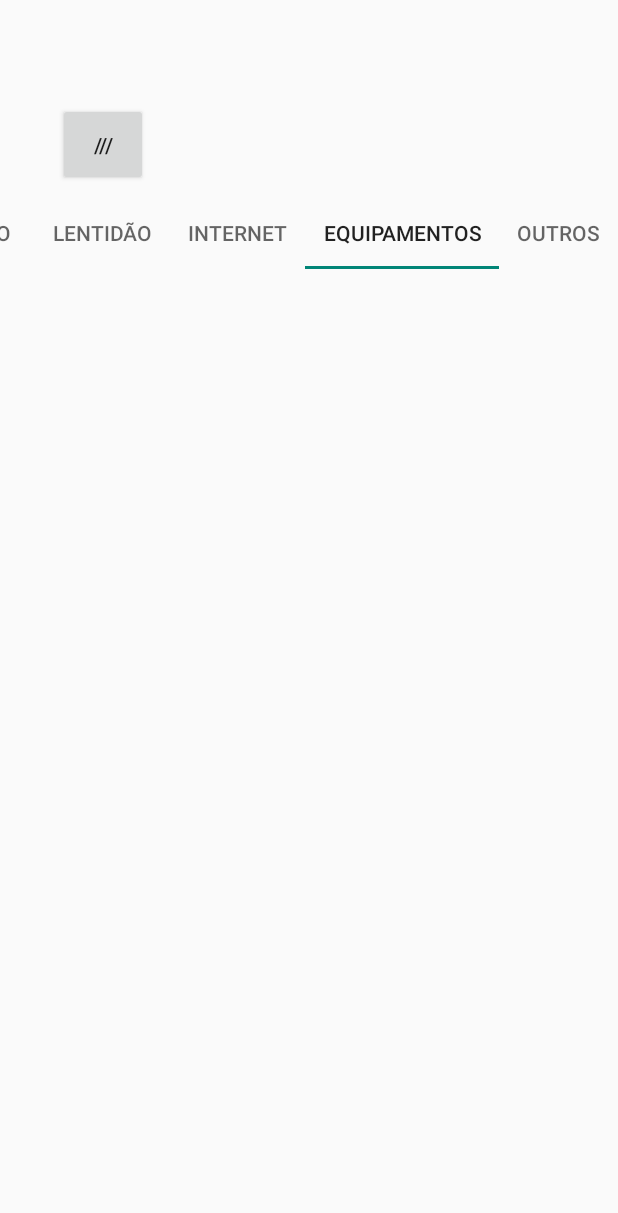
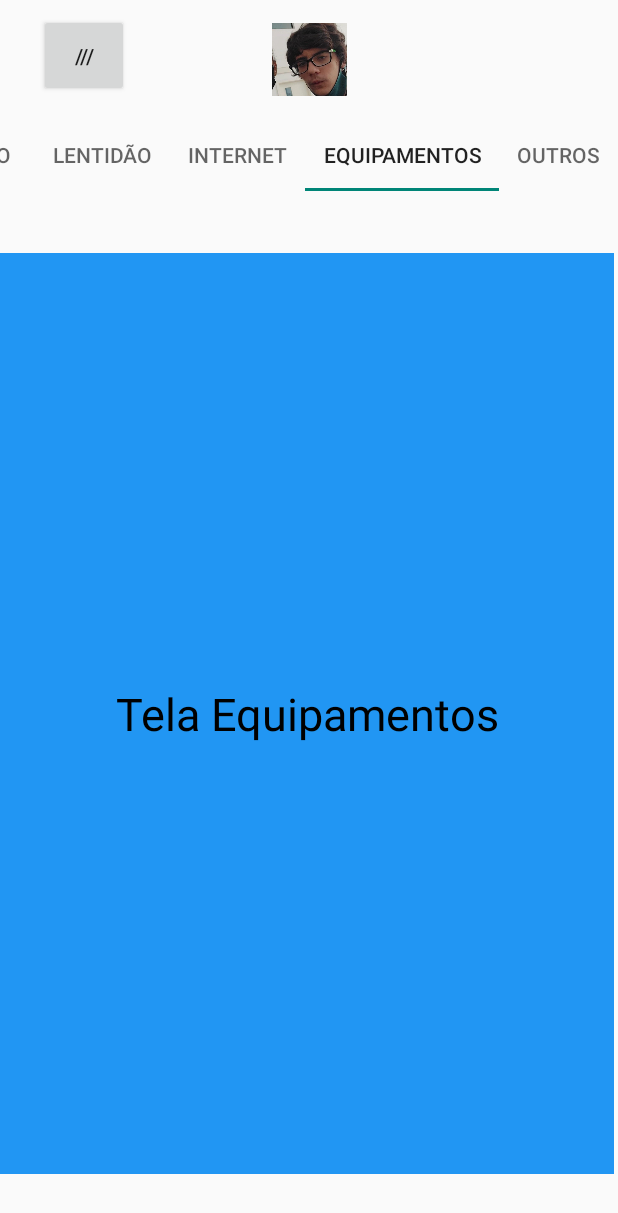
Before and after one commit to seugirdur/App-Petrobras, an Android app: the screen it shows after launch (TabActivity), tab 4 chosen, on a phone screen of 412 x 824 dp. Shown: the top 1213 px of the screen. Run offline under Robolectric (Android 15) with nearby library versions, the phone set to English and light mode, and no system bars.

Commit message:
Swipe funcionando com TabLayout

```diff
--- a/app/src/main/java/com/example/apppetrobras/TabActivity.java
+++ b/app/src/main/java/com/example/apppetrobras/TabActivity.java
@@ -1,14 +1,53 @@
 package com.example.apppetrobras;
 
 import androidx.appcompat.app.AppCompatActivity;
+import androidx.viewpager2.widget.ViewPager2;
 
 import android.os.Bundle;
 
+import com.google.android.material.tabs.TabLayout;
+
 public class TabActivity extends AppCompatActivity {
+
+    TabLayout tabLayout;
+    ViewPager2 viewPager2;
+    ViewPagerAdapter viewPagerAdapter;
 
     @Override
     protected void onCreate(Bundle savedInstanceState) {
         super.onCreate(savedInstanceState);
         setContentView(R.layout.activity_tab);
+
+        tabLayout = findViewById(R.id.tab_layout);
+        viewPager2 = findViewById(R.id.view_pager);
+        viewPagerAdapter = new ViewPagerAdapter(this);
+        viewPager2.setAdapter(viewPagerAdapter);
+
+        tabLayout.addOnTabSelectedListener(new TabLayout.OnTabSelectedListener() {
+            @Override
+            public void onTabSelected(TabLayout.Tab tab) {
+                viewPager2.setCurrentItem(tab.getPosition());
+            }
+
+            @Override
+            public void onTabUnselected(TabLayout.Tab tab) {
+
+            }
+
+            @Override
+            public void onTabReselected(TabLayout.Tab tab) {
+
+            }
+        });
+
+        viewPager2.registerOnPageChangeCallback(new ViewPager2.OnPageChangeCallback() {
+            @Override
+            public void onPageSelected(int position) {
+                super.onPageSelected(position);
+                tabLayout.getTabAt(position).select();
+            }
+        });
+
+
     }
 }
--- /dev/null
+++ b/app/src/main/java/com/example/apppetrobras/ViewPagerAdapter.java
@@ -0,0 +1,45 @@
+package com.example.apppetrobras;
+
+import androidx.annotation.NonNull;
+import androidx.fragment.app.Fragment;
+import androidx.fragment.app.FragmentActivity;
+import androidx.viewpager2.adapter.FragmentStateAdapter;
+
+import com.example.apppetrobras.fragments.EquipamentosFragment;
+import com.example.apppetrobras.fragments.InicioFragment;
+import com.example.apppetrobras.fragments.InternetFragment;
+import com.example.apppetrobras.fragments.LentidaoFragment;
+import com.example.apppetrobras.fragments.OutrosFragment;
+
+public class ViewPagerAdapter extends FragmentStateAdapter {
+
+    public ViewPagerAdapter(@NonNull FragmentActivity fragmentActivity) {
+        super(fragmentActivity);
+    }
+
+    //Retorna a tela(fragment) atual
+    @NonNull
+    @Override
+    public Fragment createFragment(int position) {
+        switch (position){
+            case 0:
+                return new InicioFragment();
+            case 1:
+                return new LentidaoFragment();
+            case 2:
+                return new InternetFragment();
+            case 3:
+                return new EquipamentosFragment();
+            case 4:
+                return new OutrosFragment();
+            default:
+                return new InicioFragment();
+        }
+    }
+
+    //Retorna a quantidade de telas(fragment)
+    @Override
+    public int getItemCount() {
+        return 5;
+    }
+}
--- /dev/null
+++ b/app/src/main/java/com/example/apppetrobras/fragments/EquipamentosFragment.java
@@ -0,0 +1,21 @@
+package com.example.apppetrobras.fragments;
+
+import android.os.Bundle;
+
+import androidx.fragment.app.Fragment;
+
+import android.view.LayoutInflater;
+import android.view.View;
+import android.view.ViewGroup;
+
+import com.example.apppetrobras.R;
+
+public class EquipamentosFragment extends Fragment {
+
+    @Override
+    public View onCreateView(LayoutInflater inflater, ViewGroup container,
+                             Bundle savedInstanceState) {
+        // Inflate the layout for this fragment
+        return inflater.inflate(R.layout.fragment_equipamentos, container, false);
+    }
+}
--- /dev/null
+++ b/app/src/main/java/com/example/apppetrobras/fragments/InicioFragment.java
@@ -0,0 +1,21 @@
+package com.example.apppetrobras.fragments;
+
+import android.os.Bundle;
+
+import androidx.fragment.app.Fragment;
+
+import android.view.LayoutInflater;
+import android.view.View;
+import android.view.ViewGroup;
+
+import com.example.apppetrobras.R;
+
+public class InicioFragment extends Fragment {
+
+    @Override
+    public View onCreateView(LayoutInflater inflater, ViewGroup container,
+                             Bundle savedInstanceState) {
+        // Inflate the layout for this fragment
+        return inflater.inflate(R.layout.fragment_inicio, container, false);
+    }
+}
--- /dev/null
+++ b/app/src/main/java/com/example/apppetrobras/fragments/OutrosFragment.java
@@ -0,0 +1,21 @@
+package com.example.apppetrobras.fragments;
+
+import android.os.Bundle;
+
+import androidx.fragment.app.Fragment;
+
+import android.view.LayoutInflater;
+import android.view.View;
+import android.view.ViewGroup;
+
+import com.example.apppetrobras.R;
+
+public class OutrosFragment extends Fragment {
+
+    @Override
+    public View onCreateView(LayoutInflater inflater, ViewGroup container,
+                             Bundle savedInstanceState) {
+        // Inflate the layout for this fragment
+        return inflater.inflate(R.layout.fragment_outros, container, false);
+    }
+}
--- a/app/src/main/res/layout/activity_tab.xml
+++ b/app/src/main/res/layout/activity_tab.xml
@@ -7,16 +7,15 @@
     tools:context=".TabActivity">
 
     <com.google.android.material.tabs.TabLayout
-        android:id="@+id/tabLayout"
+        android:id="@+id/tab_layout"
         android:layout_width="wrap_content"
         android:layout_height="wrap_content"
-        android:layout_marginTop="6dp"
-        android:layout_marginBottom="616dp"
         app:layout_constraintBottom_toBottomOf="parent"
         app:layout_constraintEnd_toEndOf="parent"
-        app:layout_constraintHorizontal_bias="1.0"
+        app:layout_constraintHorizontal_bias="0.0"
         app:layout_constraintStart_toStartOf="parent"
-        app:layout_constraintTop_toBottomOf="@+id/imageView"
+        app:layout_constraintTop_toTopOf="parent"
+        app:layout_constraintVertical_bias="0.102"
         app:tabMode="scrollable">
 
         <com.google.android.material.tabs.TabItem
@@ -45,33 +44,37 @@
             android:text="Outros" />
     </com.google.android.material.tabs.TabLayout>
 
-    <ImageView
-        android:id="@+id/imageView"
-        android:layout_width="45dp"
-        android:layout_height="45dp"
-        android:layout_marginStart="40dp"
-        android:layout_marginTop="16dp"
-        android:layout_marginEnd="170dp"
-        android:layout_marginBottom="6dp"
-        app:layout_constraintBottom_toTopOf="@+id/tabLayout"
-        app:layout_constraintEnd_toEndOf="parent"
-        app:layout_constraintStart_toEndOf="@+id/button"
-        app:layout_constraintTop_toTopOf="parent"
-        app:layout_constraintVertical_bias="0.0"
-        tools:srcCompat="@drawable/logo_dionisio" />
-
     <Button
         android:id="@+id/button"
         android:layout_width="60dp"
         android:layout_height="55dp"
-        android:layout_marginStart="40dp"
-        android:layout_marginTop="12dp"
-        android:layout_marginEnd="60dp"
-        android:layout_marginBottom="7dp"
+        android:layout_marginEnd="300dp"
+        android:layout_marginBottom="5dp"
         android:text="///"
-        app:layout_constraintBottom_toTopOf="@+id/tabLayout"
-        app:layout_constraintEnd_toStartOf="@+id/imageView"
+        app:layout_constraintBottom_toTopOf="@+id/tab_layout"
+        app:layout_constraintEnd_toEndOf="parent"
+        app:layout_constraintStart_toStartOf="parent"
+        app:layout_constraintTop_toTopOf="parent" />
+
+    <androidx.viewpager2.widget.ViewPager2
+        android:id="@+id/view_pager"
+        android:layout_width="409dp"
+        android:layout_height="614dp"
+        app:layout_constraintBottom_toBottomOf="parent"
+        app:layout_constraintEnd_toEndOf="parent"
+        app:layout_constraintHorizontal_bias="0.0"
+        app:layout_constraintStart_toStartOf="parent"
+        app:layout_constraintTop_toBottomOf="@+id/tab_layout">
+    </androidx.viewpager2.widget.ViewPager2>
+
+    <ImageView
+        android:id="@+id/logoDioHome"
+        android:layout_width="50dp"
+        android:layout_height="50dp"
+        app:layout_constraintBottom_toTopOf="@+id/tab_layout"
+        app:layout_constraintEnd_toEndOf="parent"
         app:layout_constraintStart_toStartOf="parent"
         app:layout_constraintTop_toTopOf="parent"
-        app:layout_constraintVertical_bias="1.0" />
+        app:srcCompat="@drawable/logo_dionisio" />
+
 </androidx.constraintlayout.widget.ConstraintLayout>
--- /dev/null
+++ b/app/src/main/res/layout/fragment_equipamentos.xml
@@ -0,0 +1,18 @@
+<?xml version="1.0" encoding="utf-8"?>
+<FrameLayout xmlns:android="http://schemas.android.com/apk/res/android"
+    xmlns:tools="http://schemas.android.com/tools"
+    android:layout_width="match_parent"
+    android:layout_height="match_parent"
+    tools:context=".fragments.EquipamentosFragment"
+    android:background="#2196F3">
+
+    <!-- TODO: Update blank fragment layout -->
+    <TextView
+        android:layout_width="match_parent"
+        android:layout_height="match_parent"
+        android:text="Tela Equipamentos"
+        android:gravity="center"
+        android:textColor="@color/black"
+        android:textSize="30sp"/>
+
+</FrameLayout>
--- a/app/src/main/res/values/strings.xml
+++ b/app/src/main/res/values/strings.xml
@@ -1,3 +1,6 @@
 <resources>
     <string name="app_name">APP Petrobras</string>
+    <string name="icone_dioniso">Icone Dionisio</string>
+    <!-- TODO: Remove or change this placeholder text -->
+    <string name="hello_blank_fragment">Hello blank fragment</string>
 </resources>
```
Also changed, not shown: app/src/main/java/com/example/apppetrobras/fragments/InternetFragment.java (added, +21 -0 lines), app/src/main/java/com/example/apppetrobras/fragments/LentidaoFragment.java (added, +21 -0 lines), app/src/main/res/layout/fragment_inicio.xml (added, +18 -0 lines), app/src/main/res/layout/fragment_internet.xml (added, +18 -0 lines), app/src/main/res/layout/fragment_lentidao.xml (added, +17 -0 lines), app/src/main/res/layout/fragment_outros.xml (added, +18 -0 lines).
